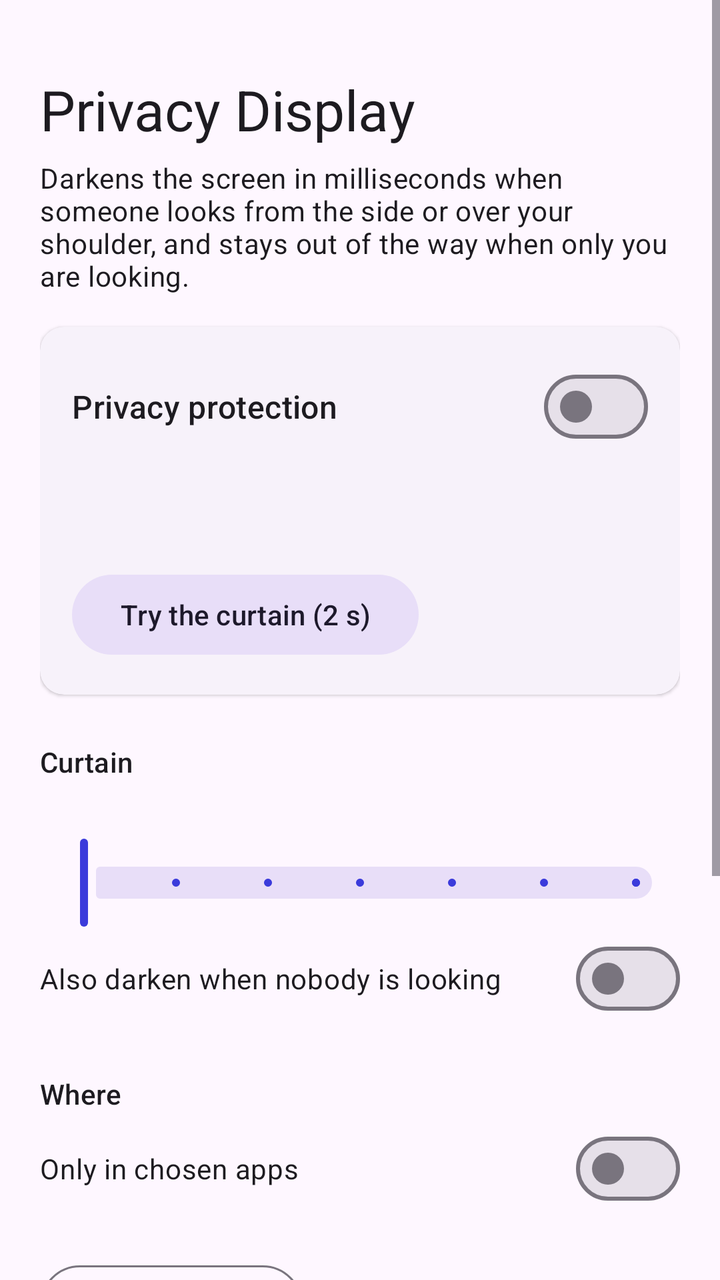
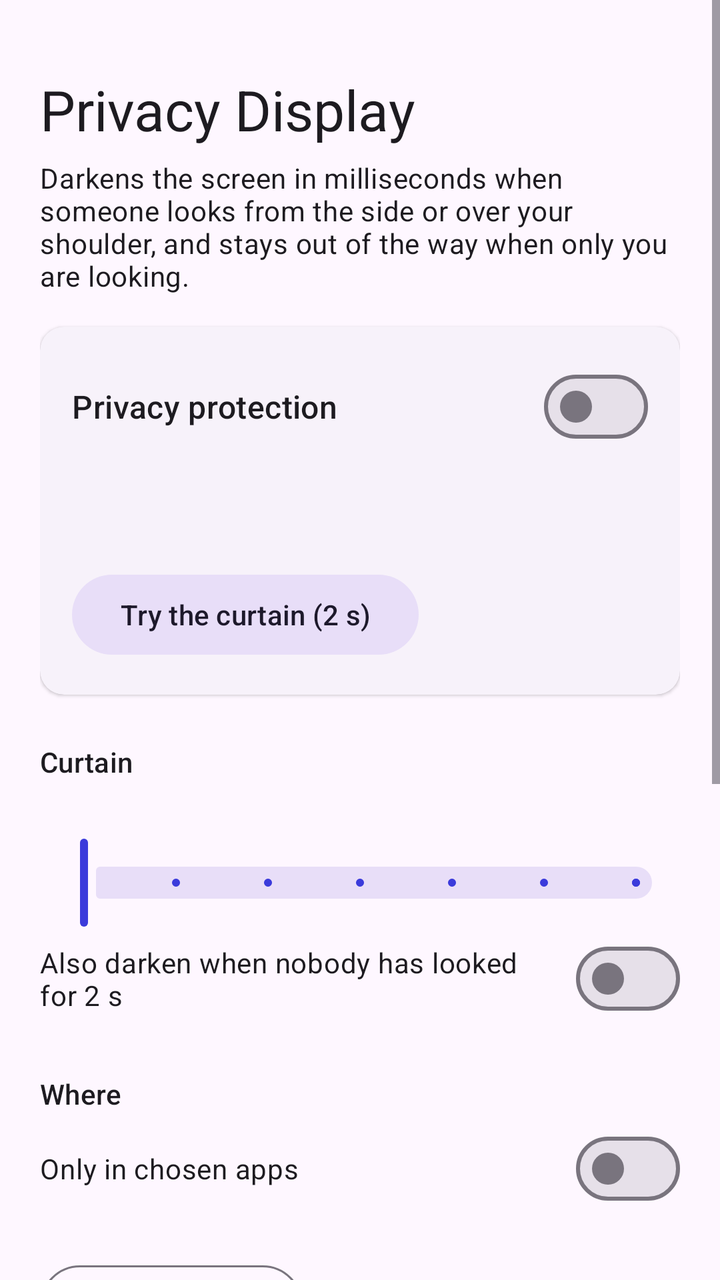

Before-and-after screenshots of an Android layout around one commit, followed by the original layout XML and the change that was made.
<!-- AndroidManifest.xml: application theme Theme.PrivacyDisplay -->
<!-- res/layout/activity_main.xml -->
<?xml version="1.0" encoding="utf-8"?>
<ScrollView xmlns:android="http://schemas.android.com/apk/res/android"
    xmlns:app="http://schemas.android.com/apk/res-auto"
    android:layout_width="match_parent"
    android:layout_height="match_parent"
    android:fillViewport="true">

    <LinearLayout
        android:layout_width="match_parent"
        android:layout_height="wrap_content"
        android:orientation="vertical"
        android:padding="20dp">

        <TextView
            android:layout_width="wrap_content"
            android:layout_height="wrap_content"
            android:layout_marginTop="16dp"
            android:text="@string/app_name"
            android:textAppearance="?attr/textAppearanceHeadlineMedium" />

        <TextView
            android:layout_width="match_parent"
            android:layout_height="wrap_content"
            android:layout_marginTop="6dp"
            android:text="@string/tagline"
            android:textAppearance="?attr/textAppearanceBodyMedium" />

        
        <com.google.android.material.card.MaterialCardView
            android:id="@+id/permission_card"
            style="?attr/materialCardViewFilledStyle"
            android:layout_width="match_parent"
            android:layout_height="wrap_content"
            android:layout_marginTop="16dp"
            android:visibility="gone">

            <LinearLayout
                android:id="@+id/permission_list"
                android:layout_width="match_parent"
                android:layout_height="wrap_content"
                android:orientation="vertical"
                android:padding="16dp">

                <TextView
                    android:layout_width="wrap_content"
                    android:layout_height="wrap_content"
                    android:text="@string/perm_title"
                    android:textAppearance="?attr/textAppearanceTitleMedium" />
            </LinearLayout>
        </com.google.android.material.card.MaterialCardView>

        
        <com.google.android.material.card.MaterialCardView
            style="?attr/materialCardViewElevatedStyle"
            android:layout_width="match_parent"
            android:layout_height="wrap_content"
            android:layout_marginTop="16dp">

            <LinearLayout
                android:layout_width="match_parent"
                android:layout_height="wrap_content"
                android:orientation="vertical"
                android:padding="16dp">

                <com.google.android.material.materialswitch.MaterialSwitch
                    android:id="@+id/main_switch"
                    android:layout_width="match_parent"
                    android:layout_height="wrap_content"
                    android:text="@string/main_switch"
                    android:textAppearance="?attr/textAppearanceTitleMedium" />

                <TextView
                    android:id="@+id/status"
                    android:layout_width="match_parent"
                    android:layout_height="wrap_content"
                    android:layout_marginTop="8dp"
                    android:textAppearance="?attr/textAppearanceBodyLarge" />

                <TextView
                    android:id="@+id/details"
                    android:layout_width="match_parent"
                    android:layout_height="wrap_content"
                    android:layout_marginTop="2dp"
                    android:textAppearance="?attr/textAppearanceBodySmall" />

                <com.google.android.material.button.MaterialButton
                    android:id="@+id/test"
                    style="@style/Widget.Material3.Button.TonalButton"
                    android:layout_width="wrap_content"
                    android:layout_height="wrap_content"
                    android:layout_marginTop="8dp"
                    android:text="@string/test_shield" />
            </LinearLayout>
        </com.google.android.material.card.MaterialCardView>

        <TextView
            style="@style/SectionLabel"
            android:text="@string/section_shield" />

        <TextView
            android:id="@+id/intensity_label"
            android:layout_width="match_parent"
            android:layout_height="wrap_content"
            android:layout_marginTop="8dp"
            android:textAppearance="?attr/textAppearanceBodyMedium" />

        <com.google.android.material.slider.Slider
            android:id="@+id/intensity"
            android:layout_width="match_parent"
            android:layout_height="wrap_content"
            android:stepSize="0.05"
            android:valueFrom="0.5"
            android:valueTo="0.8" />

        <com.google.android.material.materialswitch.MaterialSwitch
            android:id="@+id/no_face"
            android:layout_width="match_parent"
            android:layout_height="wrap_content"
            android:text="@string/no_face" />

        <TextView
            style="@style/SectionLabel"
            android:text="@string/section_where" />

        <com.google.android.material.materialswitch.MaterialSwitch
            android:id="@+id/only_selected"
            android:layout_width="match_parent"
            android:layout_height="wrap_content"
            android:layout_marginTop="4dp"
            android:text="@string/only_selected" />

        <TextView
            android:id="@+id/selected_summary"
            android:layout_width="match_parent"
            android:layout_height="wrap_content"
            android:textAppearance="?attr/textAppearanceBodySmall" />

        <com.google.android.material.button.MaterialButton
            android:id="@+id/pick_apps"
            style="@style/Widget.Material3.Button.OutlinedButton"
            android:layout_width="wrap_content"
            android:layout_height="wrap_content"
            android:layout_marginTop="4dp"
            android:text="@string/pick_apps" />

        <TextView
            style="@style/SectionLabel"
            android:text="@string/section_battery" />

        <TextView
            android:id="@+id/idle_label"
            android:layout_width="match_parent"
            android:layout_height="wrap_content"
            android:layout_marginTop="8dp"
            android:textAppearance="?attr/textAppearanceBodyMedium" />

        <com.google.android.material.slider.Slider
            android:id="@+id/idle_check"
            android:layout_width="match_parent"
            android:layout_height="wrap_content"
            android:stepSize="1"
            android:valueFrom="2"
            android:valueTo="30" />

        <TextView
            android:layout_width="match_parent"
            android:layout_height="wrap_content"
            android:layout_marginTop="20dp"
            android:text="@string/how_it_works"
            android:textAppearance="?attr/textAppearanceBodySmall" />
    </LinearLayout>
</ScrollView>
<!-- resources referenced by this layout -->
<resources>
  <string name="app_name">Privacy Display</string>
  <string name="how_it_works" formatted="false">The camera stays off while the phone is still; a move or the timer wakes it for a quick look at 320x240. The curtain comes down instantly at a head angle over 42° or a second face, and lifts softly below 32° with one face. In the dark the camera is not used; the tilt decides. Android lets touches through an overlay only up to 80% darkness.</string>
  <string name="main_switch">Privacy protection</string>
  <string name="no_face">Also darken when nobody is looking</string>
  <string name="only_selected">Only in chosen apps</string>
  <string name="perm_title">A few permissions first</string>
  <string name="pick_apps">Choose apps</string>
  <string name="section_battery">Battery</string>
  <string name="section_shield">Curtain</string>
  <string name="section_where">Where</string>
  <string name="tagline">Darkens the screen in milliseconds when someone looks from the side or over your shoulder, and stays out of the way when only you are looking.</string>
  <string name="test_shield">Try the curtain (2 s)</string>
  <style name="SectionLabel">
          <item name="android:layout_width">match_parent</item>
          <item name="android:layout_height">wrap_content</item>
          <item name="android:layout_marginTop">24dp</item>
          <item name="android:textAppearance">?attr/textAppearanceTitleSmall</item>
      </style>
  <style name="Theme.PrivacyDisplay" parent="Theme.Material3.DayNight.NoActionBar">
          <item name="colorPrimary">@color/brand</item>
      </style>
  <color name="brand">#FF3B3BDB</color>
</resources>

<!-- the commit's change to res/layout/activity_main.xml (unified diff, before → after) -->
@@ -147,6 +147,20 @@
             style="@style/SectionLabel"
             android:text="@string/section_battery" />
 
+        <com.google.android.material.materialswitch.MaterialSwitch
+            android:id="@+id/battery_saver"
+            android:layout_width="match_parent"
+            android:layout_height="wrap_content"
+            android:layout_marginTop="4dp"
+            android:text="@string/battery_saver" />
+
+        <TextView
+            android:id="@+id/battery_saver_body"
+            android:layout_width="match_parent"
+            android:layout_height="wrap_content"
+            android:text="@string/battery_saver_body"
+            android:textAppearance="?attr/textAppearanceBodySmall" />
+
         <TextView
             android:id="@+id/idle_label"
             android:layout_width="match_parent"
<!-- resource entries referenced after the edit -->
@@ -1,9 +1,11 @@
 <!-- resources referenced by this layout -->
 <resources>
   <string name="app_name">Privacy Display</string>
-  <string name="how_it_works" formatted="false">The camera stays off while the phone is still; a move or the timer wakes it for a quick look at 320x240. The curtain comes down instantly at a head angle over 42° or a second face, and lifts softly below 32° with one face. In the dark the camera is not used; the tilt decides. Android lets touches through an overlay only up to 80% darkness.</string>
+  <string name="battery_saver">Battery saver</string>
+  <string name="battery_saver_body">The camera sleeps while the phone lies still, so someone leaning in is noticed later. Off: about 3 checks a second, every frame when something looks wrong.</string>
+  <string name="how_it_works" formatted="false">The largest face is you. The curtain comes down instantly when a second face shows up in two frames in a row, or when you keep looking away past 42°. It lifts softly once only you are looking again (below 32°, three frames). In the dark the camera is not used; the tilt decides. Android lets touches through an overlay only up to 80% darkness.</string>
   <string name="main_switch">Privacy protection</string>
-  <string name="no_face">Also darken when nobody is looking</string>
+  <string name="no_face">Also darken when nobody has looked for 2 s</string>
   <string name="only_selected">Only in chosen apps</string>
   <string name="perm_title">A few permissions first</string>
   <string name="pick_apps">Choose apps</string>
